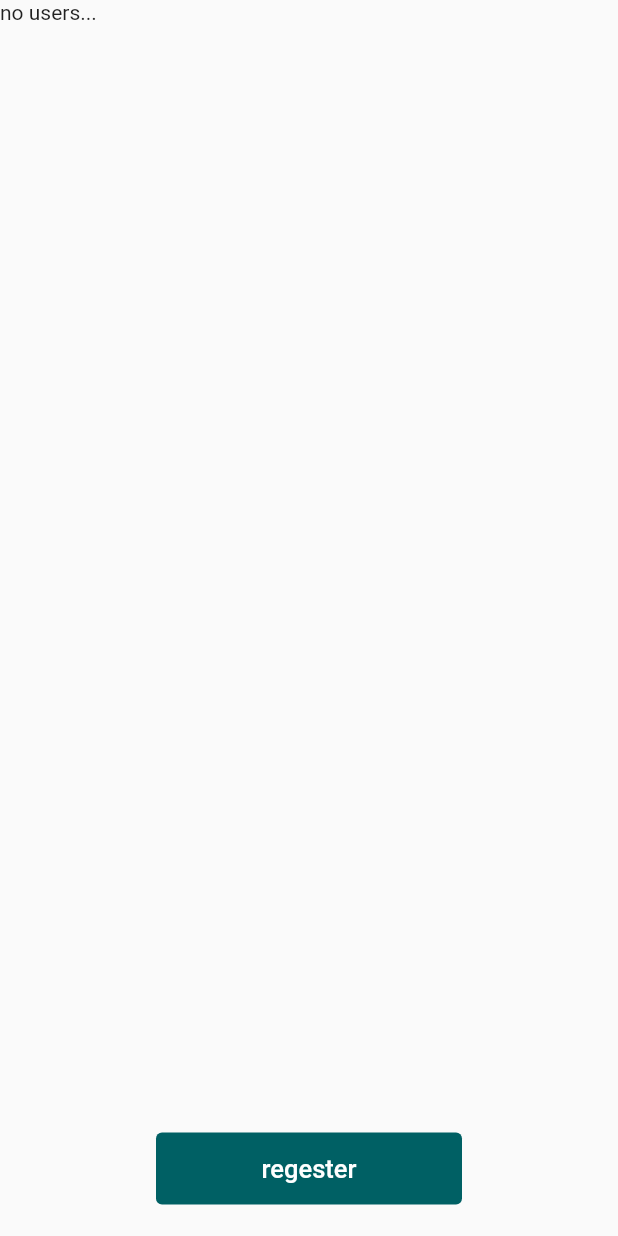
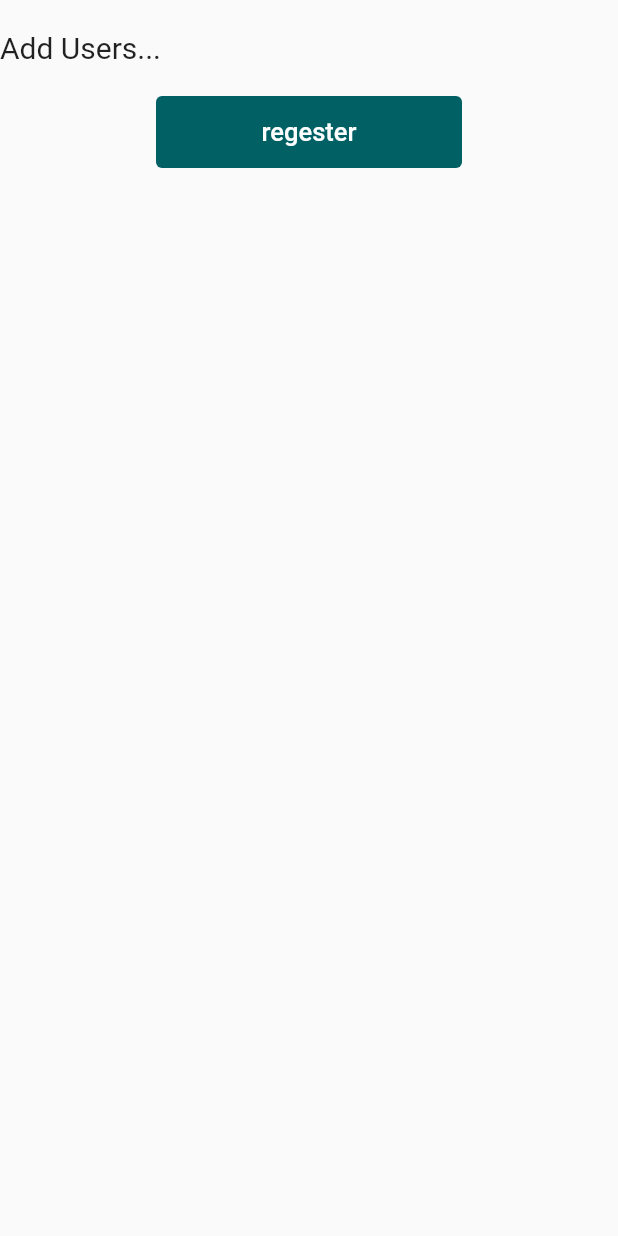
Before and after one commit to MahmoudMushtaha98/floward, a Flutter app: the AdminHomeScreen screen opened directly, on a phone screen of 412 x 824 dp. Run offline on Flutter 3.47's test engine with Material 2 defaults, Android fonts, the phone set to English and light mode, and no system bars; our stand-ins replace csc_picker.

Commit message:
feat: add notes

```diff
--- a/lib/model/user_model.dart
+++ b/lib/model/user_model.dart
@@ -0,0 +1,16 @@
+class UserModel{
+  final String country;
+  final String site;
+  final String warehouse;
+  final String location;
+  final String username;
+  final String password;
+
+  UserModel(
+      {required this.country,
+      required this.site,
+      required this.warehouse,
+      required this.location,
+      required this.username,
+      required this.password});
+}
--- a/lib/screen/admin_home_screen.dart
+++ b/lib/screen/admin_home_screen.dart
@@ -1,29 +1,61 @@
+import 'package:floward/model/user_model.dart';
 import 'package:floward/screen/regester_screen.dart';
 import 'package:floward/widget/textbutton_widget.dart';
+import 'package:floward/widget/user_widget.dart';
 import 'package:flutter/material.dart';
 
-class AdminHomeScreen extends StatelessWidget {
+class AdminHomeScreen extends StatefulWidget {
   const AdminHomeScreen({Key? key}) : super(key: key);
+
+  @override
+  State<AdminHomeScreen> createState() => _AdminHomeScreenState();
+}
+
+class _AdminHomeScreenState extends State<AdminHomeScreen> {
+
+  List<UserModel> userModels=[];
 
   @override
   Widget build(BuildContext context) {
 
 
     return Scaffold(
-      body: SafeArea(
+      body: SingleChildScrollView(
+        child: SafeArea(
         child: Column(
           mainAxisAlignment: MainAxisAlignment.spaceBetween,
           children: [
-            const SizedBox(
-              //todo add Listview.builder to add users
-              width: double.infinity,
-              child: Text('no users...'),
-            ),
+            SizedBox(height: 20,),
+            if(userModels.isEmpty)...[
+              SizedBox(
+                width: double.infinity,
+                child:  const Text('Add Users...',style: TextStyle(fontSize: 20,))
+            ),]else...[
+              Column(
+                children: [
+                  SizedBox(width: double.infinity,),
+                  Column(
+                    children: List.generate(userModels.length, (index) {
+                      return Column(
+                        children: [
+                          UserWidget(username: userModels[index].username),
+                          SizedBox(height: 30,)
+                        ],
+                      );
+                    }),
+                  )
+                ],
+              )
+            ],
             Padding(
               padding: const EdgeInsets.all(20),
               child: TextButtonWidget(
                   callback: () {
-                    Navigator.push(context, MaterialPageRoute(builder: (context) => RegesterScreen(),));
+                    Navigator.push(context, MaterialPageRoute(builder: (context) => RegesterScreen(),)).then((value) {
+                      setState(() {
+                        userModels.add(value);
+                      });
+                    },);
               },
                   height: 50,
                   width: MediaQuery.of(context).size.width*0.5,
@@ -34,6 +66,7 @@ class AdminHomeScreen extends StatelessWidget {
             )
           ],
         ),
+          ),
       ),
     );
   }
--- a/pubspec.yaml
+++ b/pubspec.yaml
@@ -36,6 +36,7 @@ dependencies:
   # Use with the CupertinoIcons class for iOS style icons.
   cupertino_icons: ^1.0.2
   csc_picker: ^0.2.7
+
 
 dev_dependencies:
   flutter_test:
```
Also changed, not shown: lib/main.dart (+4 -3 lines), lib/screen/home_screen.dart (added, +35 -0 lines), lib/screen/regester_screen.dart (+77 -41 lines), lib/widget/grid_widget.dart (added, +45 -0 lines), lib/widget/user_widget.dart (added, +43 -0 lines).
